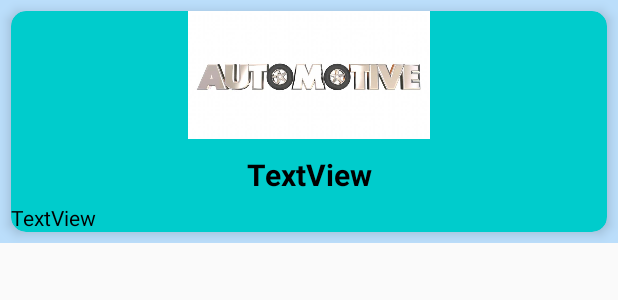
After one commit to evinramadeen/InformTT, an Android app: the layout row_layout.xml on its own in the app's theme, with its tools: preview values and no code run, on a phone screen of 412 x 824 dp. The commit adds this screen. Shown: the top 300 px of the screen. Run offline under Robolectric (Android 15) with nearby library versions, the phone set to English and light mode, and no system bars.

```diff
--- a/app/src/main/java/com/evinram/informationrev2/ApplicationClass.java
+++ b/app/src/main/java/com/evinram/informationrev2/ApplicationClass.java
@@ -4,6 +4,8 @@ import android.app.Application;
 
 import com.backendless.Backendless;
 import com.backendless.BackendlessUser;
+
+import java.util.List;
 
 public class ApplicationClass extends Application
 {
@@ -12,6 +14,7 @@ public class ApplicationClass extends Application
     public static final String SERVER_URL = "https://api.backendless.com";
 
     public static BackendlessUser user;
+    public static List<Category> categories;
 
     @Override
     public void onCreate()
--- a/app/src/main/java/com/evinram/informationrev2/RandomActivity.java
+++ b/app/src/main/java/com/evinram/informationrev2/RandomActivity.java
@@ -2,6 +2,7 @@ package com.evinram.informationrev2;
 
 import androidx.appcompat.app.AppCompatActivity;
 
+import android.content.Intent;
 import android.os.Bundle;
 import android.view.View;
 import android.widget.Button;
@@ -25,6 +26,7 @@ public class RandomActivity extends AppCompatActivity
             public void onClick(View v)
             {
                 Toast.makeText(RandomActivity.this, "Button Pressed", Toast.LENGTH_SHORT).show();
+                startActivity(new Intent(RandomActivity.this,MainCategories.class));
             }
         });
     }
--- /dev/null
+++ b/app/src/main/res/layout/row_layout.xml
@@ -0,0 +1,57 @@
+<?xml version="1.0" encoding="utf-8"?>
+<LinearLayout xmlns:android="http://schemas.android.com/apk/res/android"
+    xmlns:app="http://schemas.android.com/apk/res-auto"
+    android:layout_width="match_parent"
+    android:layout_height="wrap_content"
+    android:background="@color/colorPrimaryLight"
+    android:orientation="vertical">
+
+    <androidx.cardview.widget.CardView
+        android:layout_width="match_parent"
+        android:layout_height="wrap_content"
+        android:layout_margin="7dp"
+        app:cardBackgroundColor="#00CCCC"
+        app:cardCornerRadius="10dp"
+        app:cardElevation="5dp"
+        app:cardUseCompatPadding="false">
+
+        <LinearLayout
+            android:layout_width="match_parent"
+            android:layout_height="match_parent"
+            android:orientation="vertical">
+
+            <ImageView
+                android:id="@+id/ivCategory"
+                android:layout_width="match_parent"
+                android:layout_height="85dp"
+                android:layout_marginLeft="0dp"
+                android:layout_weight="0"
+                app:srcCompat="@drawable/automotive" />
+
+            <TextView
+                android:id="@+id/tvMainCat"
+                android:layout_width="match_parent"
+                android:layout_height="wrap_content"
+                android:layout_marginTop="10dp"
+                android:layout_marginBottom="5dp"
+                android:layout_weight="0"
+                android:gravity="center_horizontal"
+                android:text="TextView"
+                android:textColor="#000000"
+                android:textSize="20sp"
+                android:textStyle="bold" />
+
+            <TextView
+                android:id="@+id/tvSubCat"
+                android:layout_width="match_parent"
+                android:layout_height="wrap_content"
+                android:layout_weight="0"
+                android:text="TextView"
+                android:textColor="#000000" />
+        </LinearLayout>
+
+
+    </androidx.cardview.widget.CardView>
+
+
+</LinearLayout>
--- a/app/src/main/res/values/strings.xml
+++ b/app/src/main/res/values/strings.xml
@@ -1,5 +1,5 @@
 <resources>
-    <string name="app_name">Information Rev1</string>
+    <string name="app_name">Information Rev2</string>
     <string name="welcome_to_informtt">Welcome to InformTT</string>
     <string name="register">Register</string>
     <string name="login">Login</string>
```
Also changed, not shown: app/src/main/java/com/evinram/informationrev2/Category.java (added, +73 -0 lines), app/src/main/java/com/evinram/informationrev2/CategoryAdapter.java (added, +65 -0 lines), app/src/main/java/com/evinram/informationrev2/MainCategories.java (+150 -0 lines), app/src/main/res/layout/activity_main_categories.xml (+50 -2 lines).
